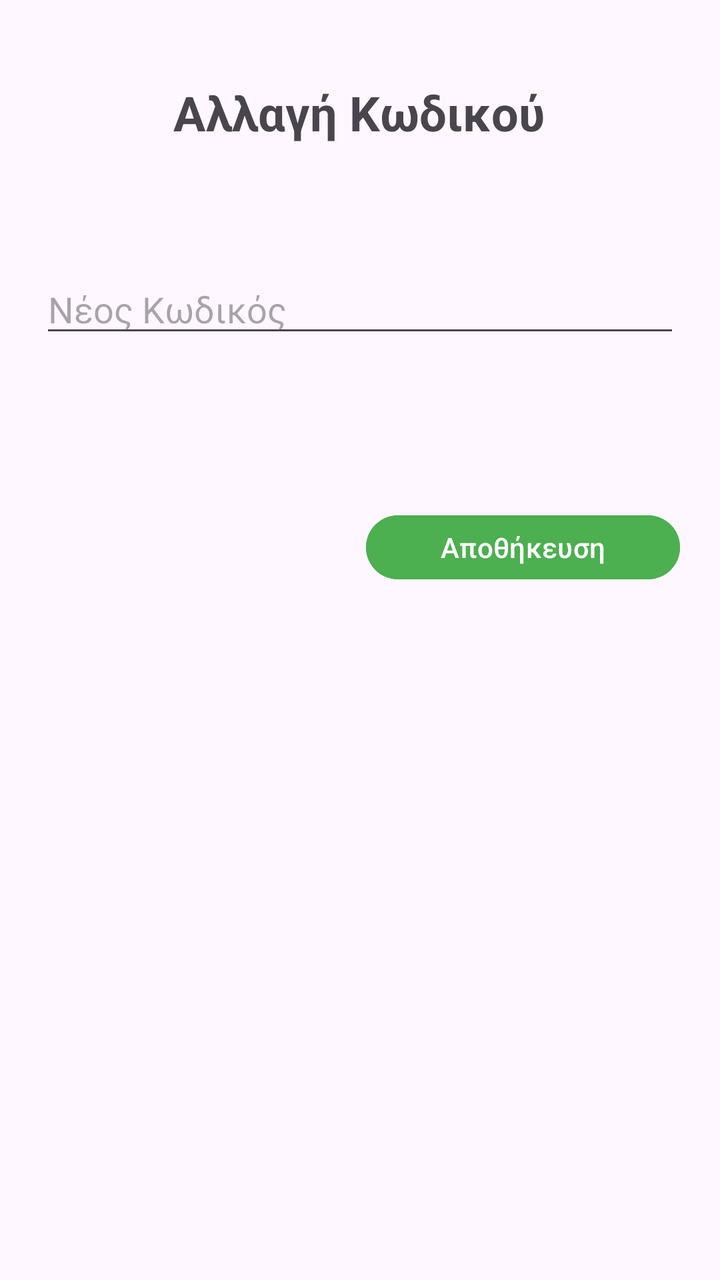
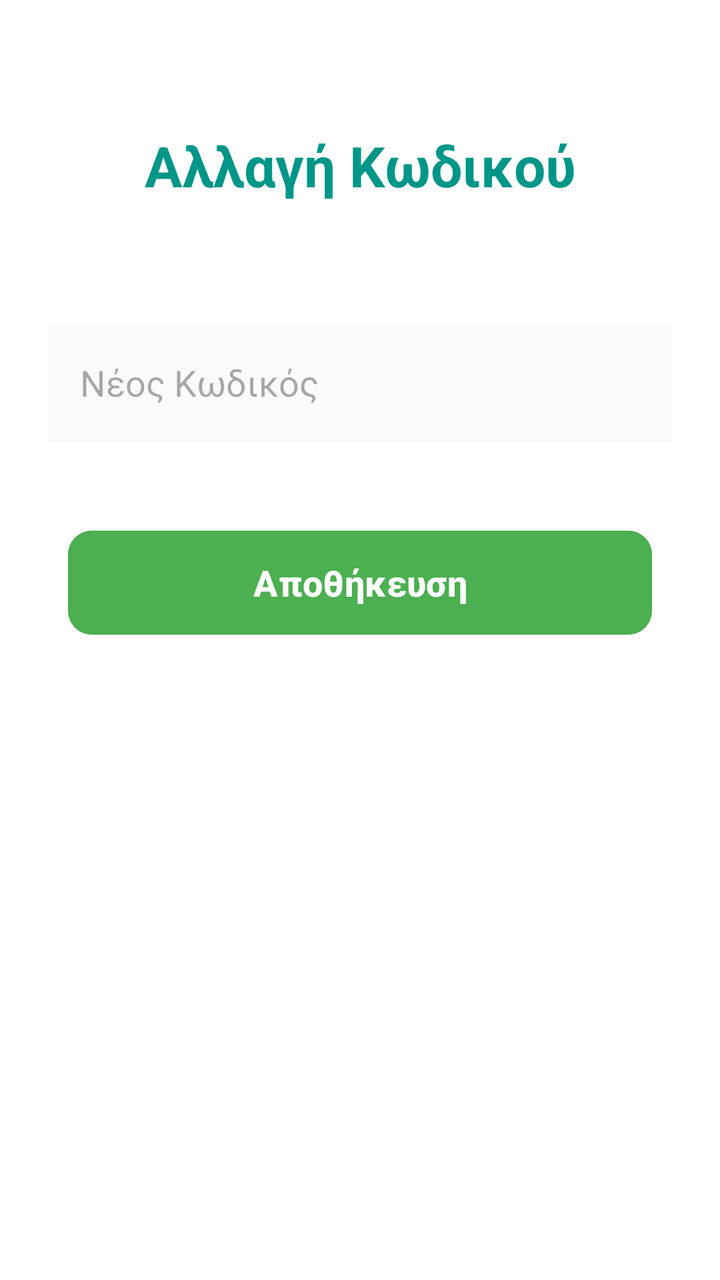

Before-and-after screenshots of an Android layout around one commit, followed by the original layout XML and the change that was made.
<!-- AndroidManifest.xml: application theme Theme.Team21 -->
<!-- res/layout/activity_password.xml -->
<?xml version="1.0" encoding="utf-8"?>
<androidx.constraintlayout.widget.ConstraintLayout
    xmlns:android="http://schemas.android.com/apk/res/android"
    xmlns:app="http://schemas.android.com/apk/res-auto"
    xmlns:tools="http://schemas.android.com/tools"
    android:layout_width="match_parent"
    android:layout_height="match_parent"
    android:padding="20dp">

    <TextView
        android:id="@+id/txtPasswordActivityHeader"
        android:layout_width="wrap_content"
        android:layout_height="wrap_content"
        android:layout_marginTop="20dp"
        android:text="Αλλαγή Κωδικού"
        android:textSize="24sp"
        android:textStyle="bold"
        app:layout_constraintEnd_toEndOf="parent"
        app:layout_constraintHorizontal_bias="0.497"
        app:layout_constraintStart_toStartOf="parent"
        app:layout_constraintTop_toTopOf="parent" />

    <EditText
        android:id="@+id/edittxtPasswordActivity"
        android:layout_width="0dp"
        android:layout_height="wrap_content"
        android:layout_marginTop="60dp"
        android:hint="Νέος Κωδικός"
        android:inputType="textPassword"
        app:layout_constraintEnd_toEndOf="parent"
        app:layout_constraintHorizontal_bias="0.0"
        app:layout_constraintStart_toStartOf="parent"
        app:layout_constraintTop_toBottomOf="@+id/txtPasswordActivityHeader" />

    <Button
        android:id="@+id/btnPasswordActivitySave"
        android:layout_width="157dp"
        android:layout_height="40dp"
        android:layout_marginTop="80dp"
        android:backgroundTint="#4CAF50"
        android:text="Αποθήκευση"
        android:textColor="#FFFFFF"
        app:layout_constraintEnd_toEndOf="parent"
        app:layout_constraintTop_toBottomOf="@+id/edittxtPasswordActivity" />


</androidx.constraintlayout.widget.ConstraintLayout>
<!-- resources referenced by this layout -->
<resources>
  <style name="Theme.Team21" parent="Base.Theme.Team21" />
  <style name="Base.Theme.Team21" parent="Theme.Material3.DayNight.NoActionBar">
          
          
      </style>
</resources>

<!-- the commit's change to res/layout/activity_password.xml (unified diff, before → after) -->
@@ -4,44 +4,52 @@
     xmlns:app="http://schemas.android.com/apk/res-auto"
     xmlns:tools="http://schemas.android.com/tools"
     android:layout_width="match_parent"
+    android:id="@+id/main"
     android:layout_height="match_parent"
-    android:padding="20dp">
+    android:background="#FFFFFF"
+    android:padding="24dp">
 
     <TextView
         android:id="@+id/txtPasswordActivityHeader"
         android:layout_width="wrap_content"
         android:layout_height="wrap_content"
-        android:layout_marginTop="20dp"
+        android:layout_marginTop="40dp"
         android:text="Αλλαγή Κωδικού"
-        android:textSize="24sp"
+        android:textColor="#009688"
+        android:textSize="28sp"
         android:textStyle="bold"
         app:layout_constraintEnd_toEndOf="parent"
-        app:layout_constraintHorizontal_bias="0.497"
         app:layout_constraintStart_toStartOf="parent"
         app:layout_constraintTop_toTopOf="parent" />
 
     <EditText
         android:id="@+id/edittxtPasswordActivity"
-        android:layout_width="0dp"
-        android:layout_height="wrap_content"
+        android:layout_width="match_parent"
+        android:layout_height="60dp"
         android:layout_marginTop="60dp"
+        android:background="#FAFAFA"
         android:hint="Νέος Κωδικός"
         android:inputType="textPassword"
+        android:padding="16dp"
         app:layout_constraintEnd_toEndOf="parent"
-        app:layout_constraintHorizontal_bias="0.0"
         app:layout_constraintStart_toStartOf="parent"
         app:layout_constraintTop_toBottomOf="@+id/txtPasswordActivityHeader" />
 
     <Button
         android:id="@+id/btnPasswordActivitySave"
-        android:layout_width="157dp"
-        android:layout_height="40dp"
-        android:layout_marginTop="80dp"
+        android:layout_width="match_parent"
+        android:layout_height="60dp"
+        android:layout_marginStart="10dp"
+        android:layout_marginTop="40dp"
+        android:layout_marginEnd="10dp"
         android:backgroundTint="#4CAF50"
         android:text="Αποθήκευση"
         android:textColor="#FFFFFF"
+        android:textSize="18sp"
+        android:textStyle="bold"
+        app:cornerRadius="12dp"
         app:layout_constraintEnd_toEndOf="parent"
+        app:layout_constraintStart_toStartOf="parent"
         app:layout_constraintTop_toBottomOf="@+id/edittxtPasswordActivity" />
 
-
 </androidx.constraintlayout.widget.ConstraintLayout>
